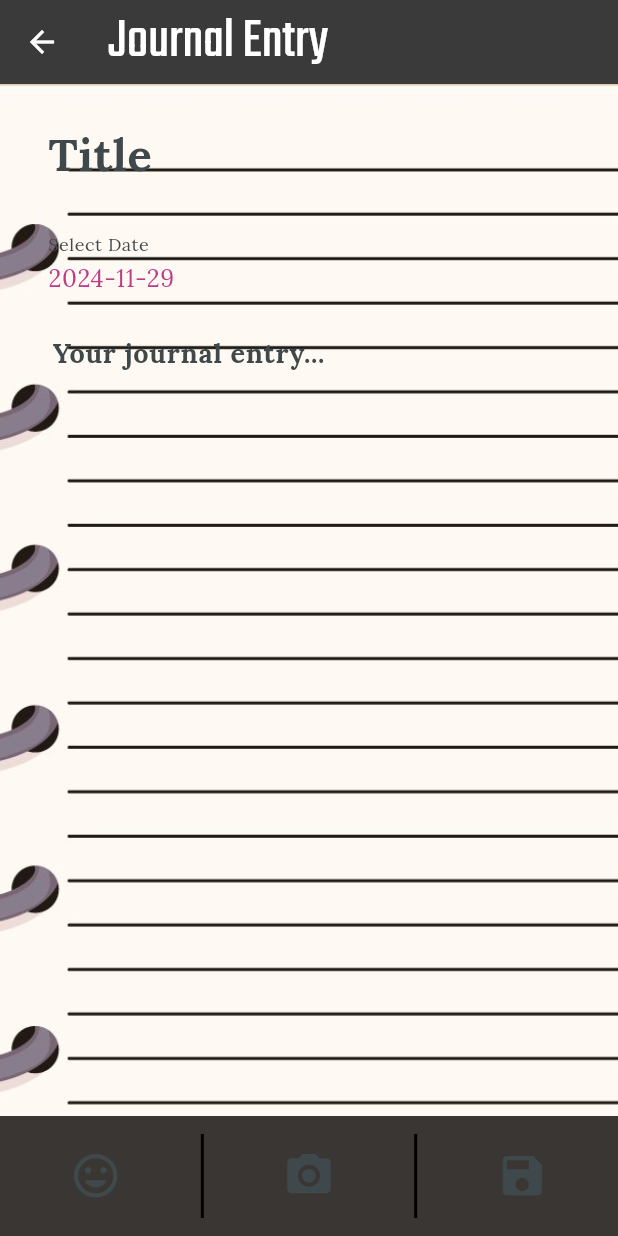
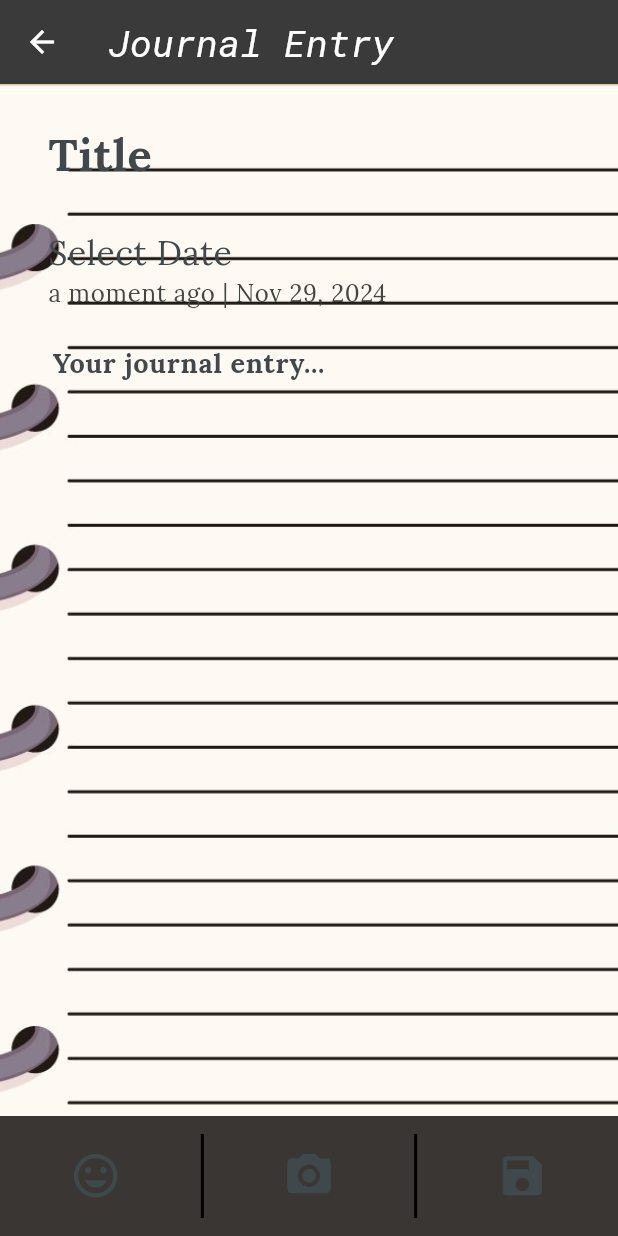
Before and after one commit to consnel8/FinalProject, a Flutter app: the EditJournalPage screen opened directly, on a phone screen of 412 x 824 dp. Run offline on Flutter 3.47's test engine with Material 3 defaults, Android fonts, the phone set to English and light mode, and no system bars; our stand-ins replace adaptive_theme, cloud_firestore, firebase_auth, firebase_core, flex_color_scheme, flutter_local_notifications and 6 more; accounts and stored records are empty; project files that could hold a hidden picture were left out.

Commit message:
Modified date/time format in journal entries

```diff
--- a/finalproject/lib/edit_journal_page.dart
+++ b/finalproject/lib/edit_journal_page.dart
@@ -2,6 +2,8 @@ import 'dart:io';
 import 'package:flutter/material.dart';
 import 'package:image_picker/image_picker.dart';
 import 'journal_entry_model.dart';
+import 'package:timeago/timeago.dart' as timeago;
+import 'package:intl/intl.dart';
 
 class EditJournalPage extends StatefulWidget {
   final JournalEntry? entry;
@@ -40,6 +42,13 @@ class _EditJournalPageState extends State<EditJournalPage> {
     }
   }
 
+  String _formatSelectedDate(DateTime? date) {
+    if (date == null) return 'Select Date';
+
+    final timeAgo = timeago.format(date);
+    final formattedDate = DateFormat('MMM dd, yyyy').format(date);
+    return '$timeAgo | $formattedDate';
+  }
 
   // Method to pick an image from the camera
   Future<void> _captureImage() async {
@@ -120,7 +129,7 @@ class _EditJournalPageState extends State<EditJournalPage> {
           },
         ),
         title: const Text('Journal Entry',
-            style: TextStyle(fontFamily: 'Teko', fontSize: 38)),
+            style: TextStyle(fontFamily: 'RobotoMono', fontSize: 25)),
         actions: widget.entry != null
             ? [
                 IconButton(
@@ -133,14 +142,12 @@ class _EditJournalPageState extends State<EditJournalPage> {
                         title: const Text('Delete Entry',
                             style: TextStyle(fontFamily: 'Lora')),
                         content: const Text(
-                            'Are you sure you want to delete this entry?',
-                            style: TextStyle(fontFamily: 'Lora')),
+                            'Are you sure you want to delete this entry?',),
                         actions: [
                           TextButton(
                             onPressed: () => Navigator.of(context).pop(),
                             // Cancel
-                            child: const Text('Cancel',
-                                style: TextStyle(fontFamily: 'Lora')),
+                            child: const Text('Cancel',),
                           ),
                           TextButton(
                             onPressed: () {
@@ -148,8 +155,7 @@ class _EditJournalPageState extends State<EditJournalPage> {
                               Navigator.pop(context,
                                   'delete'); // Signal deletion to parent
                             },
-                            child: const Text('Delete',
-                                style: TextStyle(fontFamily: 'Lora')),
+                            child: const Text('Delete',),
                           ),
                         ],
                       ),
@@ -189,42 +195,41 @@ class _EditJournalPageState extends State<EditJournalPage> {
                         fontWeight: FontWeight.bold,
                         color: Color(0xFFbe3b88),
                         fontFamily: 'RobotoMono',
+                        fontStyle: FontStyle.normal,
                       ),
                     ),
                     const SizedBox(height: 16),
                     GestureDetector(
-                      onTap: () => _selectDate(context), // Trigger date picker on tap
+                      onTap: () => _selectDate(context),
                       child: AbsorbPointer(
                         child: Row(
                           children: [
                             Expanded(
                               child: TextField(
                                 controller: TextEditingController(
-                                  text: _selectedDate != null
-                                      ? '${_selectedDate!.toLocal()}'.split(' ')[0]
-                                      : 'Select Date',
+                                  text: _formatSelectedDate(_selectedDate),
                                 ),
                                 decoration: InputDecoration(
-                                  labelStyle: TextStyle(fontFamily: 'Lora'),
+                                  labelStyle: TextStyle(fontFamily: 'Lora', fontSize: 30,),
                                   labelText: 'Select Date',
                                   filled: true,
                                   fillColor: Colors.transparent,
                                   border: InputBorder.none,
                                 ),
                                 style: TextStyle(
-                                  color: Color(0xFFbe3b88),
+                                  color: Color(0xFF444444),
                                   fontFamily: 'Lora',
                                 ),
                               ),
                             ),
                             if (_selectedMood != null)
                               Padding(
-                                padding: const EdgeInsets.only(left: 8.0, bottom: 15.0),
+                                padding: const EdgeInsets.only(left: 8.0, bottom: 25.0),
                                 child: Text(
                                   'Mood: $_selectedMood',
                                   style: TextStyle(
-                                    fontFamily: 'Lora',
-                                    fontSize: 16,
+                                    fontFamily: 'IndieFlower',
+                                    fontSize: 20,
                                     color: Color(0xFFbe3b88),
                                     fontWeight: FontWeight.bold,
                                   ),
@@ -247,14 +252,14 @@ class _EditJournalPageState extends State<EditJournalPage> {
                         border: InputBorder.none,
                         filled: true,
                         fillColor: Colors.transparent,
-                        contentPadding: EdgeInsets.only(left: 15.0, top: -20.0),
+                        contentPadding: EdgeInsets.only(left: 15.0, top: -28.0),
                       ),
                       style: TextStyle(
                         fontSize: 18,
                         fontWeight: FontWeight.bold,
                         fontFamily: 'FuzzyBubbles',
                         color: Colors.black,
-                        height: 1.8, // line spacing
+                        height: 1.70, // line spacing
                       ),
                     ),
                     const SizedBox(height: 16),
--- a/finalproject/pubspec.yaml
+++ b/finalproject/pubspec.yaml
@@ -53,6 +53,7 @@ dependencies:
   firebase_auth: ^5.3.1
   cloud_firestore: ^5.4.4
   firebase_storage: ^12.3.4
+  timeago: ^3.7.0
 
 
 dev_dependencies:
```
Also changed, not shown: finalproject/pubspec.lock.
